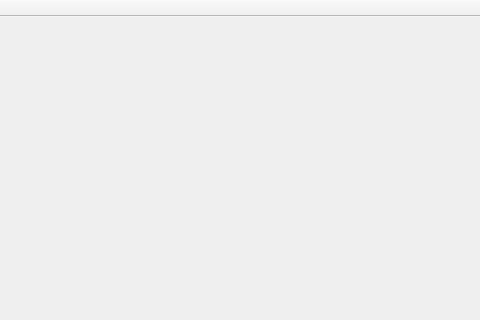
Before: the Qt Designer form mainwindow.ui in hvdbrand/puzzle-solver, drawn with Qt 5; both pictures show x 578 to 1058 and y 0 to 320 of the 1231 by 676 pixel window.
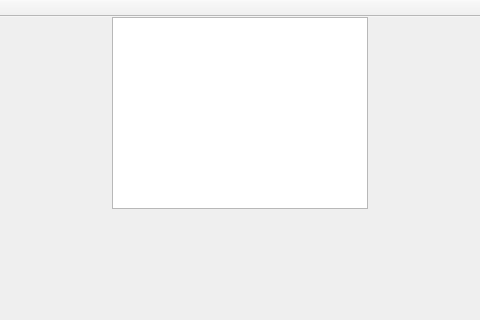
After: the same form once the commit is applied.

Commit message: Save data in vectors, add widget to display regions, add region function declarations

What changed in the file:
```diff
--- a/mainwindow.ui
+++ b/mainwindow.ui
@@ -196,6 +196,22 @@
      </rect>
     </property>
    </widget>
+   <widget class="QTableView" name="regions">
+    <property name="geometry">
+     <rect>
+      <x>690</x>
+      <y>0</y>
+      <width>256</width>
+      <height>192</height>
+     </rect>
+    </property>
+    <attribute name="horizontalHeaderVisible">
+     <bool>false</bool>
+    </attribute>
+    <attribute name="verticalHeaderVisible">
+     <bool>false</bool>
+    </attribute>
+   </widget>
   </widget>
   <widget class="QMenuBar" name="menuBar">
    <property name="geometry">
```
The commit also changes 9 other files.
